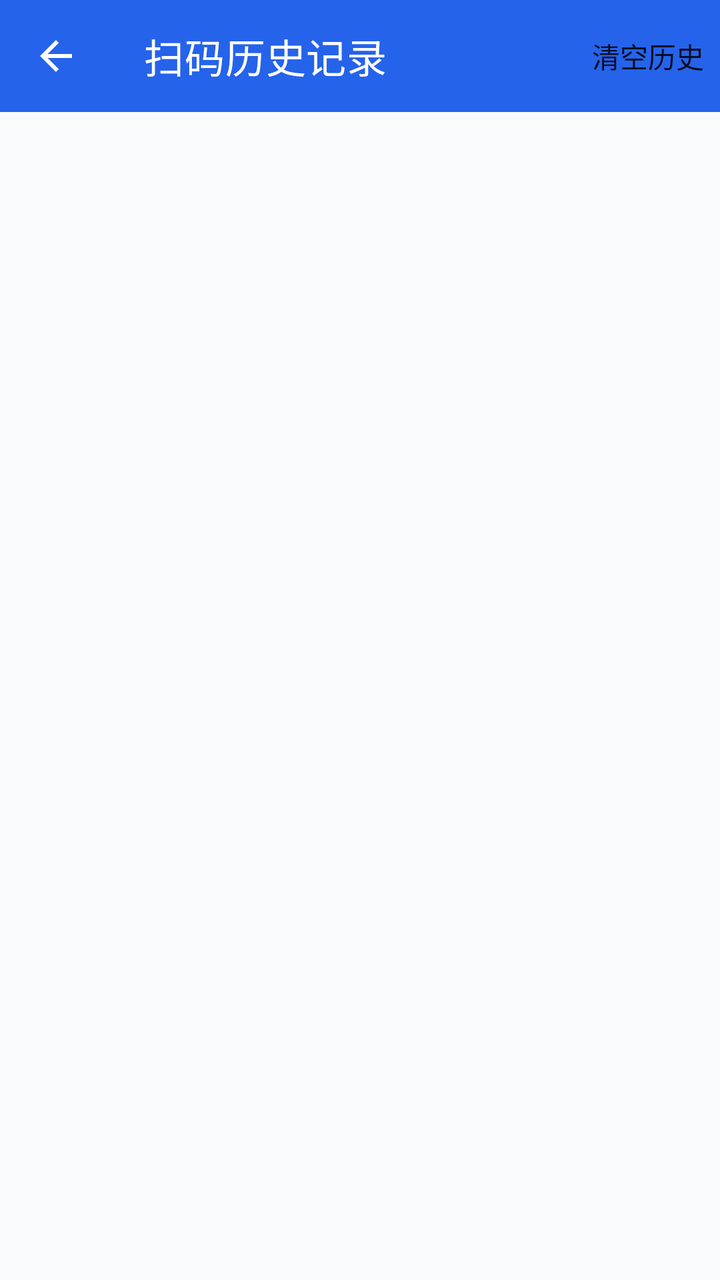
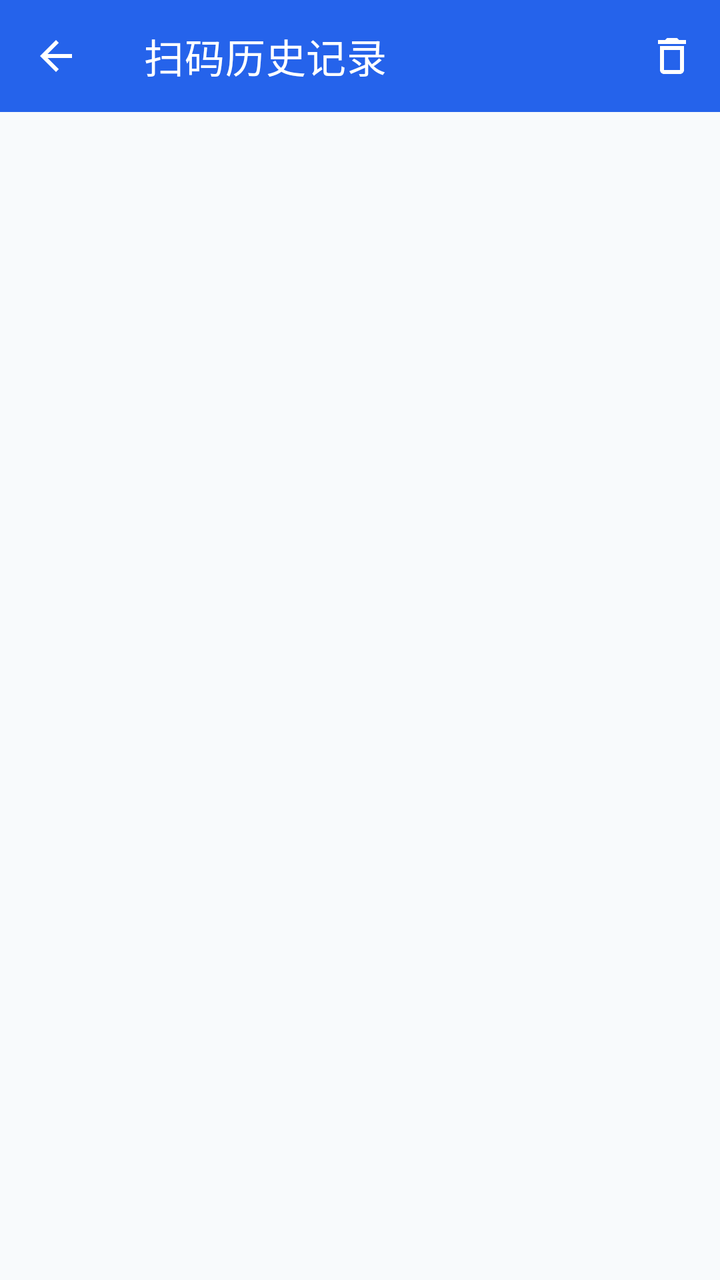

Before-and-after screenshots of an Android layout around one commit, followed by the original layout XML and the change that was made.
<!-- AndroidManifest.xml: activity theme AppTheme -->
<!-- res/layout/activity_scan_history.xml -->
<?xml version="1.0" encoding="utf-8"?>
<androidx.constraintlayout.widget.ConstraintLayout xmlns:android="http://schemas.android.com/apk/res/android"
    xmlns:app="http://schemas.android.com/apk/res-auto"
    xmlns:tools="http://schemas.android.com/tools"
    android:id="@+id/main"
    android:layout_width="match_parent"
    android:layout_height="match_parent"
    android:background="#F8FAFC">

    <com.google.android.material.appbar.MaterialToolbar
        android:id="@+id/toolbar"
        android:layout_width="0dp"
        android:layout_height="?attr/actionBarSize"
        android:background="#2563EB"
        app:layout_constraintEnd_toEndOf="parent"
        app:layout_constraintStart_toStartOf="parent"
        app:layout_constraintTop_toTopOf="parent"
        app:menu="@menu/menu_scan_history"
        app:navigationIcon="?attr/homeAsUpIndicator"
        app:navigationIconTint="@android:color/white"
        app:title="扫码历史记录"
        app:titleTextColor="@android:color/white" />

    <androidx.recyclerview.widget.RecyclerView
        android:id="@+id/recycler_view_history"
        android:layout_width="0dp"
        android:layout_height="0dp"
        android:paddingTop="8dp"
        android:clipToPadding="false"
        app:layout_constraintBottom_toBottomOf="parent"
        app:layout_constraintEnd_toEndOf="parent"
        app:layout_constraintStart_toStartOf="parent"
        app:layout_constraintTop_toBottomOf="@+id/toolbar" />

    <TextView
        android:id="@+id/text_view_empty"
        android:layout_width="wrap_content"
        android:layout_height="wrap_content"
        android:text="暂无历史生成与扫码记录"
        android:textColor="#94A3B8"
        android:textSize="14sp"
        android:visibility="gone"
        app:layout_constraintBottom_toBottomOf="parent"
        app:layout_constraintEnd_toEndOf="parent"
        app:layout_constraintStart_toStartOf="parent"
        app:layout_constraintTop_toBottomOf="@+id/toolbar" />

</androidx.constraintlayout.widget.ConstraintLayout>
<!-- resources referenced by this layout -->
<resources>
  <style name="AppTheme" parent="Theme.MaterialComponents.DayNight.NoActionBar">
          
          <item name="colorPrimary">@color/colorPrimary</item>
          <item name="colorPrimaryDark">@color/colorPrimaryDark</item>
          <item name="colorAccent">@color/colorAccent</item>
      </style>
  <color name="colorPrimary">#2563EB</color>
  <color name="colorPrimaryDark">#1D4ED8</color>
  <color name="colorAccent">#3B82F6</color>
</resources>

<!-- the commit's change to res/layout/activity_scan_history.xml (unified diff, before → after) -->
@@ -12,6 +12,7 @@
         android:layout_width="0dp"
         android:layout_height="?attr/actionBarSize"
         android:background="#2563EB"
+        android:theme="@style/ThemeOverlay.MaterialComponents.Dark.ActionBar"
         app:layout_constraintEnd_toEndOf="parent"
         app:layout_constraintStart_toStartOf="parent"
         app:layout_constraintTop_toTopOf="parent"
